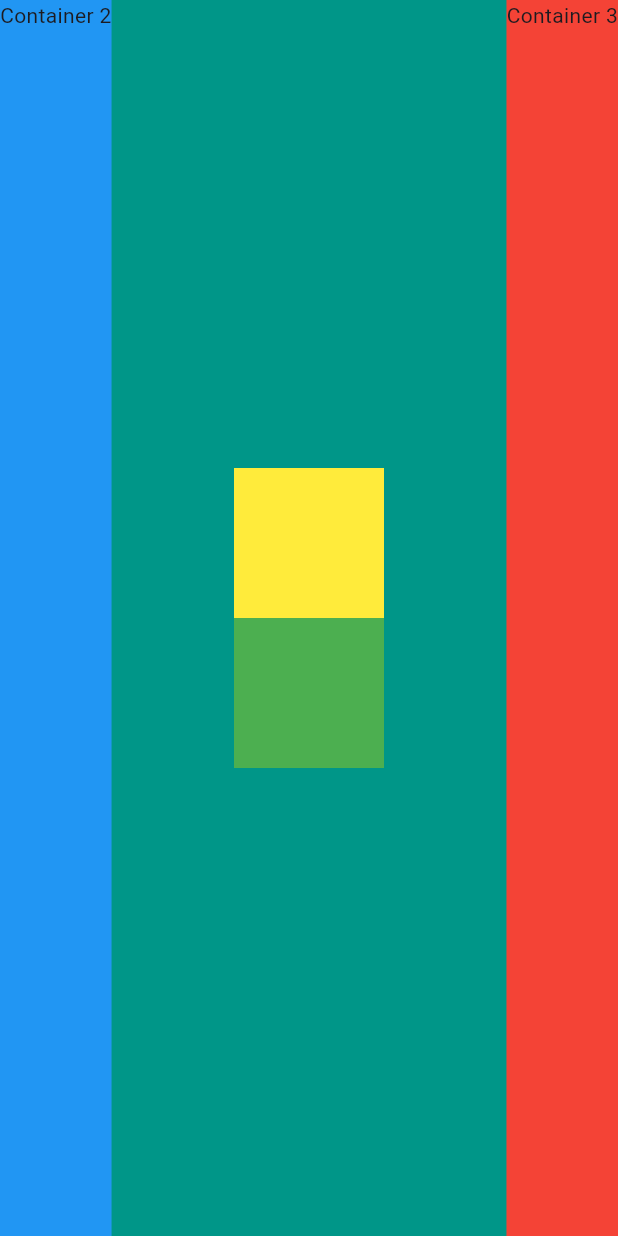
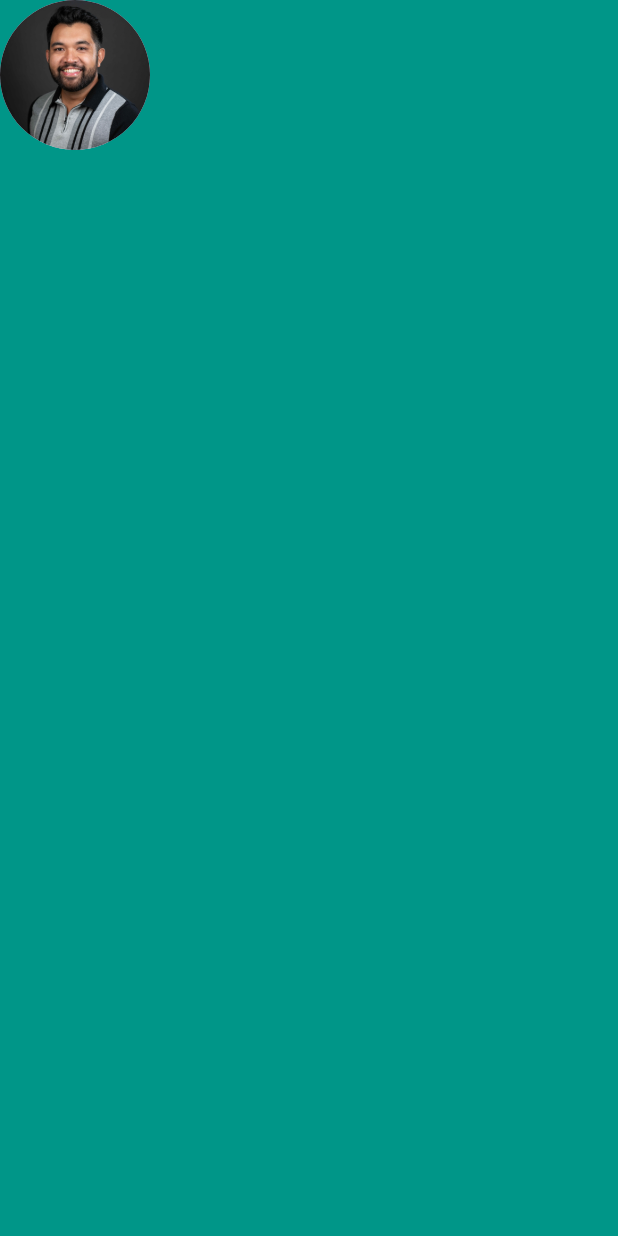
Before and after one commit to adamalcantara/mi_card, a Flutter app: the screen it shows after launch, on a phone screen of 412 x 824 dp. Run offline on Flutter 3.47's test engine with Material 3 defaults, Android fonts, the phone set to English and light mode, and no system bars.

Commit message:
Image added to file tree, pubspec.yaml updated, image showing in app

```diff
--- a/lib/main.dart
+++ b/lib/main.dart
@@ -11,41 +11,20 @@ class MyApp extends StatelessWidget {
   @override
   Widget build(BuildContext context) {
     // return the app
-    return MaterialApp(
+    return const MaterialApp(
       home: Scaffold(
         backgroundColor: Colors.teal,
         // Safe area which ignores bezels, notches, dynamic islands, etc
         body: SafeArea(
           // Column which can hold multiple things
-          child: Row(
-            crossAxisAlignment: CrossAxisAlignment.stretch,
-            mainAxisAlignment: MainAxisAlignment.spaceBetween,
-            children: <Widget>[
-              Container(
-                color: Colors.blue,
-                child: const Text('Container 2'),
-              ),
-               Column(
-                 mainAxisAlignment: MainAxisAlignment.center,
-                children: [
-                  Container(
-                    width: 100.0,
-                    height: 100.0,
-                    color: Colors.yellow,
-                  ),
-                  Container(
-                    width: 100.0,
-                    height: 100.0,
-                    color: Colors.green,
-                  )
-                ],
-              ),
-              Container(
-                color: Colors.red,
-                child: const Text('Container 3'),
+          child: Column(
+            children: [
+              CircleAvatar(
+                radius: 50.0,
+                backgroundImage: AssetImage('images/adam.jpg'),
               ),
             ],
-          ),
+          )
         ),
       ),
     );
--- a/pubspec.yaml
+++ b/pubspec.yaml
@@ -59,9 +59,8 @@ flutter:
   uses-material-design: true
 
   # To add assets to your application, add an assets section, like this:
-  # assets:
-  #   - images/a_dot_burr.jpeg
-  #   - images/a_dot_ham.jpeg
+  assets:
+     - images/
 
   # An image asset can refer to one or more resolution-specific "variants", see
   # https://flutter.dev/to/resolution-aware-images
```
Also changed, not shown: images/adam.jpg (added).
